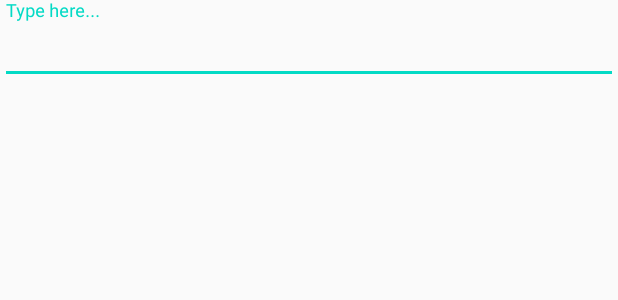
After one commit to vpuonti/TextInputLayoutBug, an Android app: the layout item_loading_input.xml on its own in the app's theme, with its tools: preview values and no code run, on a phone screen of 412 x 824 dp. The commit adds this screen. Shown: the top 300 px of the screen. Run offline under Robolectric (Android 15) with nearby library versions, the phone set to English and light mode, and no system bars.

Commit message:
Working example

```diff
--- /dev/null
+++ b/app/src/main/res/layout/item_loading_input.xml
@@ -0,0 +1,18 @@
+<?xml version="1.0" encoding="utf-8"?>
+
+<LinearLayout xmlns:android="http://schemas.android.com/apk/res/android"
+    android:layout_width="match_parent"
+    android:layout_height="match_parent">
+
+    <com.google.android.material.textfield.TextInputLayout
+        android:id="@+id/container_input"
+        android:layout_width="match_parent"
+        android:layout_height="wrap_content">
+
+        <com.google.android.material.textfield.TextInputEditText
+            android:id="@+id/input"
+            android:layout_width="match_parent"
+            android:layout_height="match_parent"
+            android:hint="Type here..." />
+    </com.google.android.material.textfield.TextInputLayout>
+</LinearLayout>
```
Also changed, not shown: app/build.gradle (+13 -3 lines), app/src/main/java/fi/vpuonti/textinputlayoutbug/MainActivity.kt (+39 -1 lines), app/src/main/java/fi/vpuonti/textinputlayoutbug/MainViewModel.kt (added, +48 -0 lines), app/src/main/java/fi/vpuonti/textinputlayoutbug/compound/LoadingInput.kt (+59 -0 lines), app/src/main/res/layout/activity_main.xml (+9 -3 lines).
